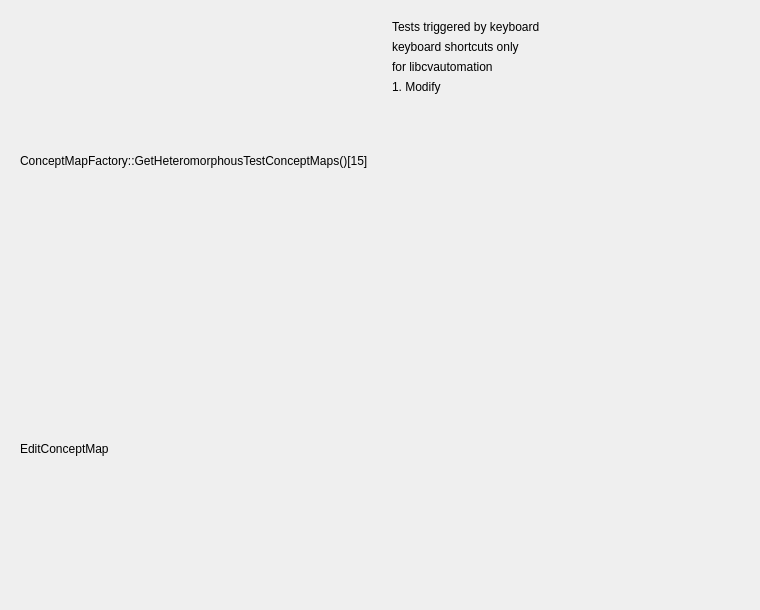
richelbilderbeek/ProjectRichelBilderbeek, file Tools/ToolTestConceptMap/qttesteditconceptmapdialog.ui: the form before one commit.
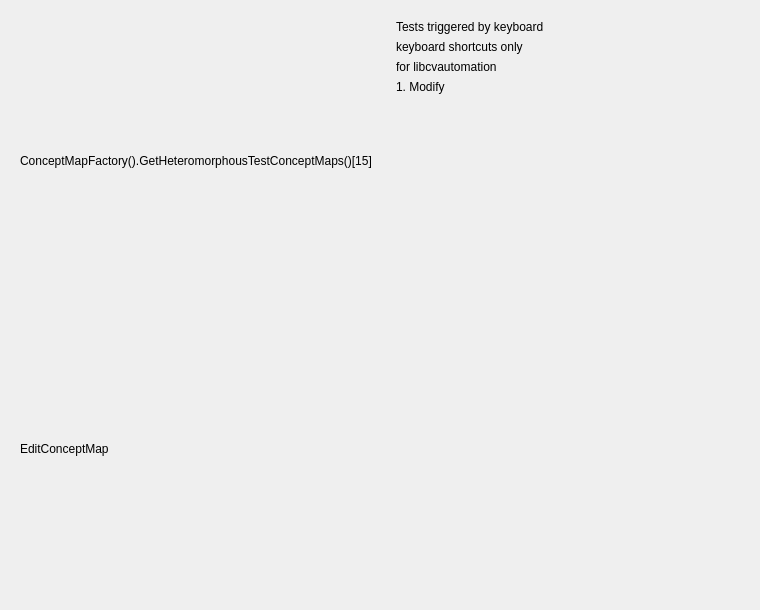
The form after the commit.

Commit message: Brainweaver: get the concept maps running again

What changed in the file:
```diff
--- a/Tools/ToolTestConceptMap/qttesteditconceptmapdialog.ui
+++ b/Tools/ToolTestConceptMap/qttesteditconceptmapdialog.ui
@@ -20,7 +20,7 @@
       <item>
        <widget class="QLabel" name="label_test">
         <property name="text">
-         <string>ConceptMapFactory::GetHeteromorphousTestConceptMaps()[15]</string>
+         <string>ConceptMapFactory().GetHeteromorphousTestConceptMaps()[15]</string>
         </property>
        </widget>
       </item>
```
The commit also changes 17 other files.
